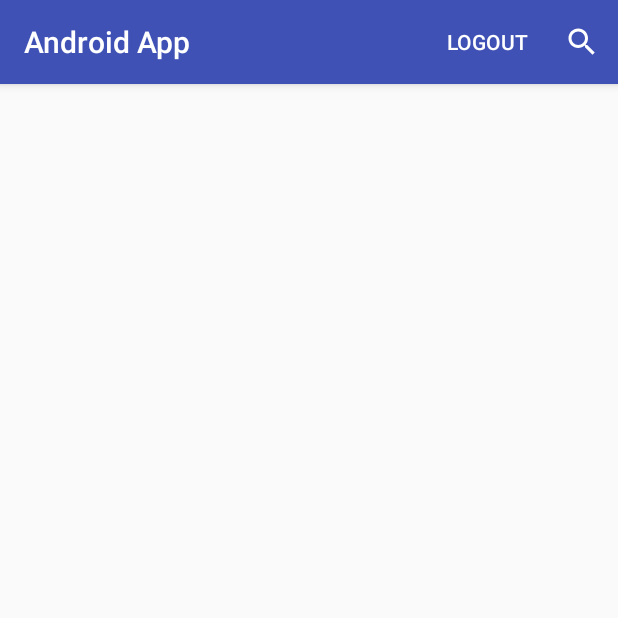
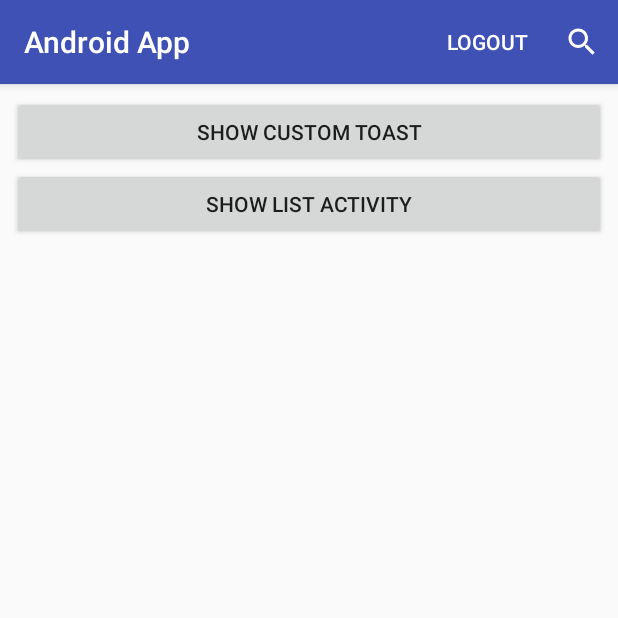
Before and after one commit to Drezir/androidTutorial, an Android app: the MainActivity screen opened directly, with no data from a screen before it, on a phone screen of 412 x 824 dp, the top half of it. Run offline under Robolectric (Android 15) with nearby library versions, the phone set to English and light mode, and no system bars; 1 statement that could not run was skipped.

Commit message:
ListView

```diff
--- a/app/src/main/java/app/android/adam/androidapp/LoginActivity.java
+++ b/app/src/main/java/app/android/adam/androidapp/LoginActivity.java
@@ -4,6 +4,8 @@ import android.content.Intent;
 import android.support.v7.app.AppCompatActivity;
 import android.os.Bundle;
 import android.view.View;
+import android.view.animation.Animation;
+import android.view.animation.AnimationUtils;
 import android.widget.Button;
 import android.widget.EditText;
 
@@ -50,6 +52,9 @@ public class LoginActivity extends AppCompatActivity {
                     password.getText().toString());
             if (User.INSTANCE.login(credentials)) {
                 redirectToMain();
+            } else {
+                Animation animation = AnimationUtils.loadAnimation(LoginActivity.this, R.anim.shake);
+                v.startAnimation(animation);
             }
         }
     }
--- a/app/src/main/res/layout/activity_main.xml
+++ b/app/src/main/res/layout/activity_main.xml
@@ -1,8 +1,38 @@
 <?xml version="1.0" encoding="utf-8"?>
 <android.support.constraint.ConstraintLayout xmlns:android="http://schemas.android.com/apk/res/android"
+    xmlns:app="http://schemas.android.com/apk/res-auto"
     xmlns:tools="http://schemas.android.com/tools"
     android:layout_width="match_parent"
     android:layout_height="match_parent"
     tools:context=".MainActivity">
 
+    <LinearLayout
+        android:layout_width="0dp"
+        android:layout_height="0dp"
+        android:layout_marginBottom="8dp"
+        android:layout_marginEnd="8dp"
+        android:layout_marginStart="8dp"
+        android:layout_marginTop="8dp"
+        android:orientation="vertical"
+        app:layout_constraintBottom_toBottomOf="parent"
+        app:layout_constraintEnd_toEndOf="parent"
+        app:layout_constraintStart_toStartOf="parent"
+        app:layout_constraintTop_toTopOf="parent">
+
+        <Button
+            android:id="@+id/mainToastButton"
+            android:layout_width="match_parent"
+            android:layout_height="wrap_content"
+            android:text="Show custom toast"
+            tools:layout_editor_absoluteX="70dp"
+            tools:layout_editor_absoluteY="131dp" />
+
+        <Button
+            android:id="@+id/mainListButton"
+            android:layout_width="match_parent"
+            android:layout_height="wrap_content"
+            android:text="Show list activity"
+            tools:layout_editor_absoluteX="70dp"
+            tools:layout_editor_absoluteY="131dp" />
+    </LinearLayout>
 </android.support.constraint.ConstraintLayout>
```
Also changed, not shown: app/src/main/AndroidManifest.xml (+6 -2 lines), app/src/main/java/app/android/adam/androidapp/MainActivity.java (+32 -0 lines), app/src/main/java/app/android/adam/androidapp/shopitems/ShopItem.java (added, +42 -0 lines), app/src/main/java/app/android/adam/androidapp/shopitems/ShopItemsActivity.java (added, +105 -0 lines), app/src/main/res/anim/shake.xml (added, +9 -0 lines), app/src/main/res/drawable/togglebutton.xml (added, +10 -0 lines), app/src/main/res/layout/activity_shop_items.xml (added, +20 -0 lines), app/src/main/res/layout/mytoastview.xml (added, +26 -0 lines), app/src/main/res/layout/shopitem.xml (added, +28 -0 lines).
